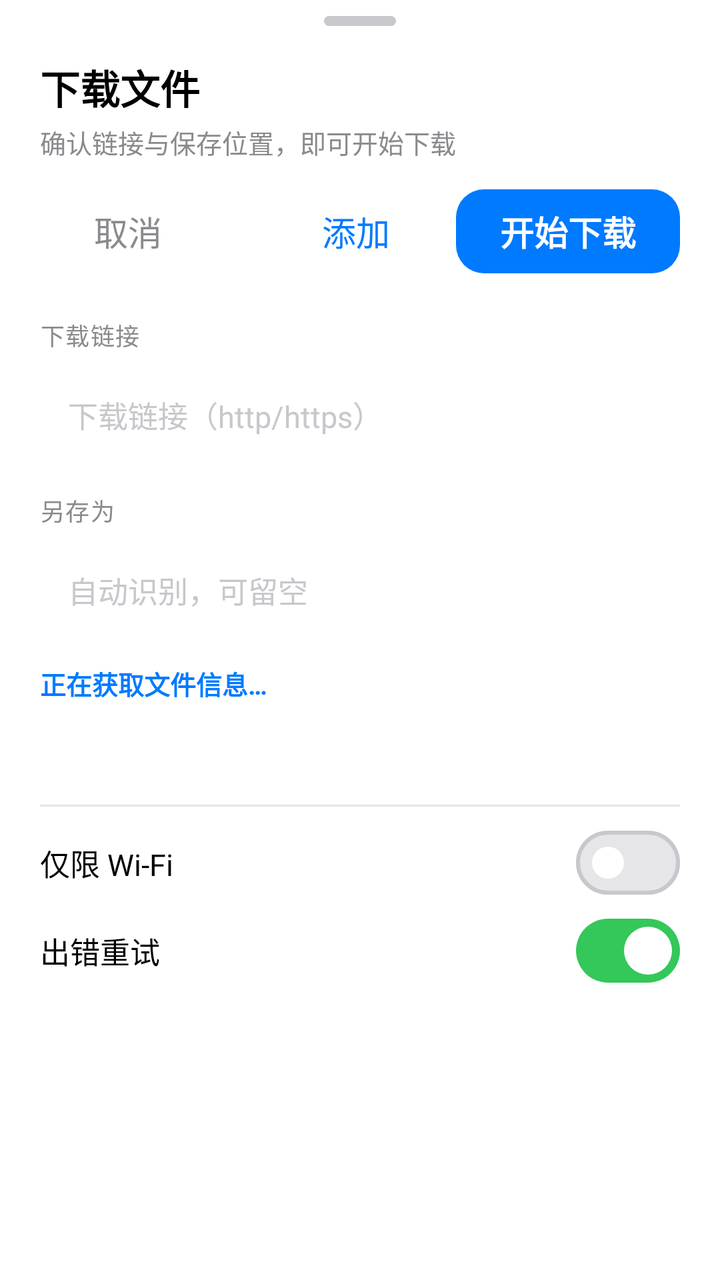
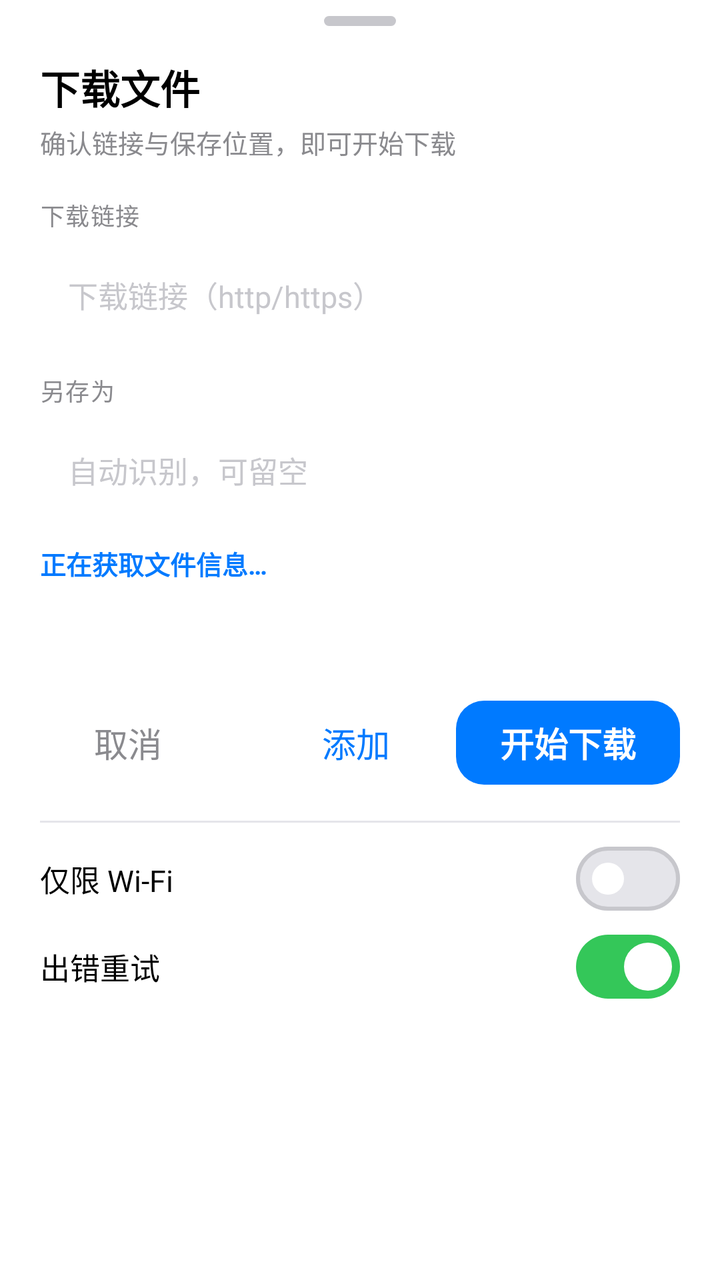

Screens rendered from an Android XML layout before and after an edit, with the pre-edit source and the edit as a unified diff.
<!-- AndroidManifest.xml: application theme Theme.MDM -->
<!-- res/layout/dialog_add.xml -->
<?xml version="1.0" encoding="utf-8"?>
<ScrollView xmlns:android="http://schemas.android.com/apk/res/android"
    xmlns:app="http://schemas.android.com/apk/res-auto"
    android:layout_width="match_parent"
    android:layout_height="wrap_content"
    android:background="@color/ios_card"
    android:clipToPadding="false"
    android:fillViewport="true"
    android:overScrollMode="never">

    <LinearLayout
        android:layout_width="match_parent"
        android:layout_height="wrap_content"
        android:orientation="vertical"
        android:paddingBottom="12dp">

        
        <View
            android:layout_width="36dp"
            android:layout_height="5dp"
            android:layout_gravity="center_horizontal"
            android:layout_marginTop="8dp"
            android:background="@drawable/bg_sheet_handle" />

        <LinearLayout
            android:layout_width="match_parent"
            android:layout_height="wrap_content"
            android:orientation="vertical"
            android:paddingStart="20dp"
            android:paddingTop="16dp"
            android:paddingEnd="20dp">

            <TextView
                android:layout_width="wrap_content"
                android:layout_height="wrap_content"
                android:text="@string/dl_title"
                android:textColor="@color/ios_label"
                android:textSize="20sp"
                android:textStyle="bold" />

            <TextView
                android:layout_width="match_parent"
                android:layout_height="wrap_content"
                android:layout_marginTop="3dp"
                android:text="@string/dl_subtitle"
                android:textColor="@color/ios_label_2"
                android:textSize="13sp" />

            
            <LinearLayout
                android:layout_width="match_parent"
                android:layout_height="wrap_content"
                android:layout_marginTop="10dp"
                android:gravity="center_vertical"
                android:orientation="horizontal">

                <com.google.android.material.button.MaterialButton
                    android:id="@+id/btnCancel"
                    style="@style/Widget.MDM.Button.Text"
                    android:layout_width="wrap_content"
                    android:layout_height="wrap_content"
                    android:text="@string/cancel"
                    android:textColor="@color/ios_label_2" />

                <View
                    android:layout_width="0dp"
                    android:layout_height="1dp"
                    android:layout_weight="1" />

                <com.google.android.material.button.MaterialButton
                    android:id="@+id/btnAdd"
                    style="@style/Widget.MDM.Button.Text"
                    android:layout_width="wrap_content"
                    android:layout_height="wrap_content"
                    android:layout_marginStart="2dp"
                    android:text="@string/action_add_queue" />

                <com.google.android.material.button.MaterialButton
                    android:id="@+id/btnStart"
                    style="@style/Widget.MDM.Button.Primary"
                    android:layout_width="wrap_content"
                    android:layout_height="wrap_content"
                    android:layout_marginStart="6dp"
                    android:paddingStart="22dp"
                    android:paddingEnd="22dp"
                    android:text="@string/start" />
            </LinearLayout>

            <TextView
                android:layout_width="wrap_content"
                android:layout_height="wrap_content"
                android:layout_marginTop="18dp"
                android:text="@string/field_link"
                android:textColor="@color/ios_label_2"
                android:textSize="12sp"
                android:textAllCaps="true"
                android:letterSpacing="0.04" />

            <LinearLayout
                android:layout_width="match_parent"
                android:layout_height="wrap_content"
                android:layout_marginTop="6dp"
                android:background="@drawable/bg_ios_input"
                android:orientation="horizontal"
                android:paddingStart="14dp"
                android:paddingTop="2dp"
                android:paddingEnd="14dp"
                android:paddingBottom="2dp">

                <EditText
                    android:id="@+id/etUrl"
                    android:layout_width="match_parent"
                    android:layout_height="wrap_content"
                    android:background="@null"
                    android:hint="@string/url_hint"
                    android:importantForAutofill="no"
                    android:inputType="textUri"
                    android:maxLines="2"
                    android:minHeight="46dp"
                    android:textColor="@color/ios_label"
                    android:textColorHint="@color/ios_label_3"
                    android:textSize="15sp" />
            </LinearLayout>

            <TextView
                android:id="@+id/tvResume"
                android:layout_width="match_parent"
                android:layout_height="wrap_content"
                android:layout_marginTop="7dp"
                android:textColor="@color/ios_label_2"
                android:textSize="12sp"
                android:visibility="gone" />

            <TextView
                android:layout_width="wrap_content"
                android:layout_height="wrap_content"
                android:layout_marginTop="14dp"
                android:text="@string/save_as"
                android:textColor="@color/ios_label_2"
                android:textSize="12sp"
                android:textAllCaps="true"
                android:letterSpacing="0.04" />

            <LinearLayout
                android:layout_width="match_parent"
                android:layout_height="wrap_content"
                android:layout_marginTop="6dp"
                android:background="@drawable/bg_ios_input"
                android:orientation="horizontal"
                android:paddingStart="14dp"
                android:paddingTop="2dp"
                android:paddingEnd="14dp"
                android:paddingBottom="2dp">

                <EditText
                    android:id="@+id/etName"
                    android:layout_width="match_parent"
                    android:layout_height="wrap_content"
                    android:background="@null"
                    android:hint="@string/name_hint"
                    android:importantForAutofill="no"
                    android:inputType="text"
                    android:maxLines="1"
                    android:minHeight="46dp"
                    android:textColor="@color/ios_label"
                    android:textColorHint="@color/ios_label_3"
                    android:textSize="15sp" />
            </LinearLayout>

            <TextView
                android:id="@+id/tvSize"
                android:layout_width="match_parent"
                android:layout_height="wrap_content"
                android:layout_marginTop="12dp"
                android:text="@string/probing"
                android:textColor="@color/ios_blue"
                android:textSize="13sp"
                android:textStyle="bold" />

            <TextView
                android:id="@+id/tvStorage"
                android:layout_width="match_parent"
                android:layout_height="wrap_content"
                android:layout_marginTop="4dp"
                android:textColor="@color/ios_label_2"
                android:textSize="12sp" />

            <TextView
                android:id="@+id/tvPath"
                android:layout_width="match_parent"
                android:layout_height="wrap_content"
                android:layout_marginTop="2dp"
                android:ellipsize="middle"
                android:singleLine="true"
                android:textColor="@color/ios_label_2"
                android:textSize="11sp" />

            <View
                android:layout_width="match_parent"
                android:layout_height="1dp"
                android:layout_marginTop="14dp"
                android:background="@color/ios_separator" />

            <LinearLayout
                android:layout_width="match_parent"
                android:layout_height="wrap_content"
                android:gravity="center_vertical"
                android:orientation="horizontal"
                android:paddingTop="8dp"
                android:paddingBottom="4dp">

                <TextView
                    android:layout_width="0dp"
                    android:layout_height="wrap_content"
                    android:layout_weight="1"
                    android:text="@string/wifi_only"
                    android:textColor="@color/ios_label"
                    android:textSize="15sp" />

                <com.google.android.material.materialswitch.MaterialSwitch
                    android:id="@+id/cbWifi"
                    style="@style/Widget.MDM.Switch"
                    android:layout_width="wrap_content"
                    android:layout_height="wrap_content"
                    android:minHeight="40dp" />
            </LinearLayout>

            <LinearLayout
                android:layout_width="match_parent"
                android:layout_height="wrap_content"
                android:gravity="center_vertical"
                android:orientation="horizontal"
                android:paddingBottom="6dp">

                <TextView
                    android:layout_width="0dp"
                    android:layout_height="wrap_content"
                    android:layout_weight="1"
                    android:text="@string/auto_retry"
                    android:textColor="@color/ios_label"
                    android:textSize="15sp" />

                <com.google.android.material.materialswitch.MaterialSwitch
                    android:id="@+id/cbRetry"
                    style="@style/Widget.MDM.Switch"
                    android:layout_width="wrap_content"
                    android:layout_height="wrap_content"
                    android:checked="true"
                    android:minHeight="40dp" />
            </LinearLayout>
        </LinearLayout>
    </LinearLayout>
</ScrollView>
<!-- resources referenced by this layout -->
<resources>
  <color name="ios_blue">#007AFF</color>
  <color name="ios_card">#FFFFFF</color>
  <color name="ios_label">#000000</color>
  <color name="ios_label_2">#8A8A8E</color>
  <color name="ios_label_3">#C7C7CC</color>
  <color name="ios_separator">#E5E5EA</color>
  <!-- drawable bg_ios_input (drawable) -->
  <?xml version="1.0" encoding="utf-8"?>
  <drawable class="com.misterdownloadmanager.mobile.SmoothShapeDrawable"
      xmlns:app="http://schemas.android.com/apk/res-auto"
      app:smColor="@color/ios_fill"
      app:smRadius="12dp" />
  <!-- drawable bg_sheet_handle (drawable) -->
  <?xml version="1.0" encoding="utf-8"?>
  <shape xmlns:android="http://schemas.android.com/apk/res/android"
      android:shape="rectangle">
      <solid android:color="@color/ios_label_3" />
      <corners android:radius="3dp" />
  </shape>
  <string name="action_add_queue">添加</string>
  <string name="auto_retry">出错重试</string>
  <string name="cancel">取消</string>
  <string name="dl_subtitle">确认链接与保存位置，即可开始下载</string>
  <string name="dl_title">下载文件</string>
  <string name="field_link">下载链接</string>
  <string name="name_hint">自动识别，可留空</string>
  <string name="probing">正在获取文件信息…</string>
  <string name="save_as">另存为</string>
  <string name="start">开始下载</string>
  <string name="url_hint">下载链接（http/https）</string>
  <string name="wifi_only">仅限 Wi-Fi</string>
  <style name="Widget.MDM.Button.Primary" parent="Widget.Material3.Button">
          <item name="backgroundTint">@color/ios_blue</item>
          <item name="cornerRadius">14dp</item>
          <item name="android:minHeight">50dp</item>
          <item name="android:textSize">17sp</item>
          <item name="android:textStyle">bold</item>
          <item name="android:letterSpacing">0</item>
          <item name="android:textAllCaps">false</item>
      </style>
  <style name="Widget.MDM.Button.Text" parent="Widget.Material3.Button.TextButton">
          <item name="android:textColor">@color/ios_blue</item>
          <item name="android:textSize">17sp</item>
          <item name="android:letterSpacing">0</item>
          <item name="android:textAllCaps">false</item>
      </style>
  <style name="Widget.MDM.Switch" parent="Widget.Material3.CompoundButton.MaterialSwitch">
          <item name="thumbTint">@color/switch_thumb</item>
          <item name="trackTint">@color/switch_track</item>
      </style>
  <color name="ios_fill">#EFEFF4</color>
  <color name="white">#FFFFFF</color>
  <color name="mdm_primary_container">#E5F0FF</color>
  <color name="mdm_on_primary_container">#0062CC</color>
  <color name="mdm_secondary_container">#FFF0DE</color>
  <color name="mdm_on_secondary_container">#8A4B00</color>
  <color name="ios_red">#FF3B30</color>
  <color name="ios_bg">#F2F2F7</color>
  <style name="ThemeOverlay.MDM.BottomSheetDialog" parent="ThemeOverlay.Material3.BottomSheetDialog">
          <item name="bottomSheetStyle">@style/Widget.MDM.BottomSheet</item>
          <item name="colorSurfaceContainerLow">@color/ios_card</item>
          <item name="colorSurface">@color/ios_card</item>
          <item name="colorOnSurface">@color/ios_label</item>
          <item name="colorPrimary">@color/ios_blue</item>
      </style>
  <style name="Widget.MDM.BottomSheet" parent="Widget.Material3.BottomSheet.Modal">
          <item name="backgroundTint">@color/ios_card</item>
          <item name="shapeAppearance">@style/ShapeAppearance.MDM.Sheet</item>
      </style>
  <style name="ShapeAppearance.MDM.Sheet" parent="">
          <item name="cornerFamily">rounded</item>
          <item name="cornerSizeTopLeft">28dp</item>
          <item name="cornerSizeTopRight">28dp</item>
          <item name="cornerSizeBottomLeft">0dp</item>
          <item name="cornerSizeBottomRight">0dp</item>
      </style>
  <!-- unchanged entries left out for length: 1 -->
</resources>

<!-- the commit's change to res/layout/dialog_add.xml (unified diff, before → after) -->
@@ -46,46 +46,6 @@
                 android:textColor="@color/ios_label_2"
                 android:textSize="13sp" />
 
-            
-            <LinearLayout
-                android:layout_width="match_parent"
-                android:layout_height="wrap_content"
-                android:layout_marginTop="10dp"
-                android:gravity="center_vertical"
-                android:orientation="horizontal">
-
-                <com.google.android.material.button.MaterialButton
-                    android:id="@+id/btnCancel"
-                    style="@style/Widget.MDM.Button.Text"
-                    android:layout_width="wrap_content"
-                    android:layout_height="wrap_content"
-                    android:text="@string/cancel"
-                    android:textColor="@color/ios_label_2" />
-
-                <View
-                    android:layout_width="0dp"
-                    android:layout_height="1dp"
-                    android:layout_weight="1" />
-
-                <com.google.android.material.button.MaterialButton
-                    android:id="@+id/btnAdd"
-                    style="@style/Widget.MDM.Button.Text"
-                    android:layout_width="wrap_content"
-                    android:layout_height="wrap_content"
-                    android:layout_marginStart="2dp"
-                    android:text="@string/action_add_queue" />
-
-                <com.google.android.material.button.MaterialButton
-                    android:id="@+id/btnStart"
-                    style="@style/Widget.MDM.Button.Primary"
-                    android:layout_width="wrap_content"
-                    android:layout_height="wrap_content"
-                    android:layout_marginStart="6dp"
-                    android:paddingStart="22dp"
-                    android:paddingEnd="22dp"
-                    android:text="@string/start" />
-            </LinearLayout>
-
             <TextView
                 android:layout_width="wrap_content"
                 android:layout_height="wrap_content"
@@ -195,6 +155,46 @@
                 android:textColor="@color/ios_label_2"
                 android:textSize="11sp" />
 
+            
+            <LinearLayout
+                android:layout_width="match_parent"
+                android:layout_height="wrap_content"
+                android:layout_marginTop="18dp"
+                android:gravity="center_vertical"
+                android:orientation="horizontal">
+
+                <com.google.android.material.button.MaterialButton
+                    android:id="@+id/btnCancel"
+                    style="@style/Widget.MDM.Button.Text"
+                    android:layout_width="wrap_content"
+                    android:layout_height="wrap_content"
+                    android:text="@string/cancel"
+                    android:textColor="@color/ios_label_2" />
+
+                <View
+                    android:layout_width="0dp"
+                    android:layout_height="1dp"
+                    android:layout_weight="1" />
+
+                <com.google.android.material.button.MaterialButton
+                    android:id="@+id/btnAdd"
+                    style="@style/Widget.MDM.Button.Text"
+                    android:layout_width="wrap_content"
+                    android:layout_height="wrap_content"
+                    android:layout_marginStart="2dp"
+                    android:text="@string/action_add_queue" />
+
+                <com.google.android.material.button.MaterialButton
+                    android:id="@+id/btnStart"
+                    style="@style/Widget.MDM.Button.Primary"
+                    android:layout_width="wrap_content"
+                    android:layout_height="wrap_content"
+                    android:layout_marginStart="6dp"
+                    android:paddingStart="22dp"
+                    android:paddingEnd="22dp"
+                    android:text="@string/start" />
+            </LinearLayout>
+
             <View
                 android:layout_width="match_parent"
                 android:layout_height="1dp"
